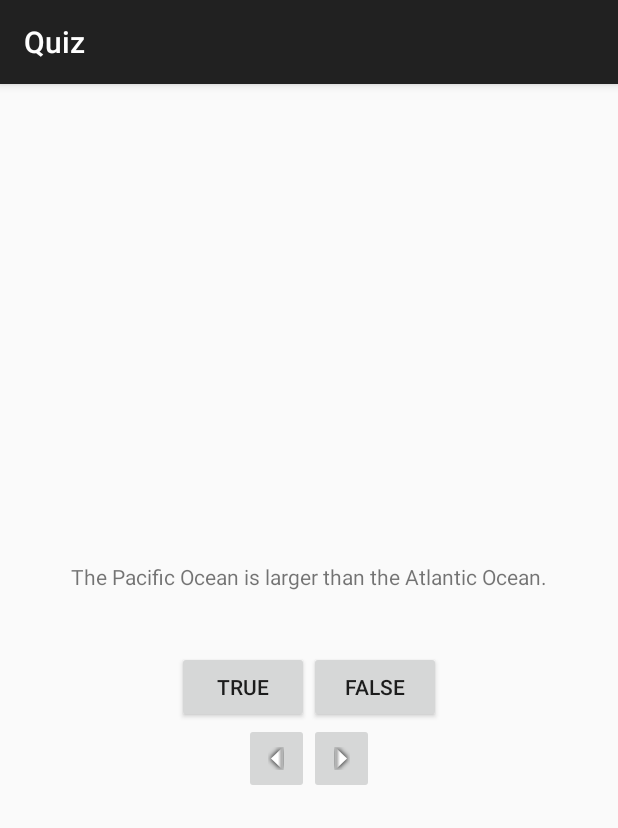
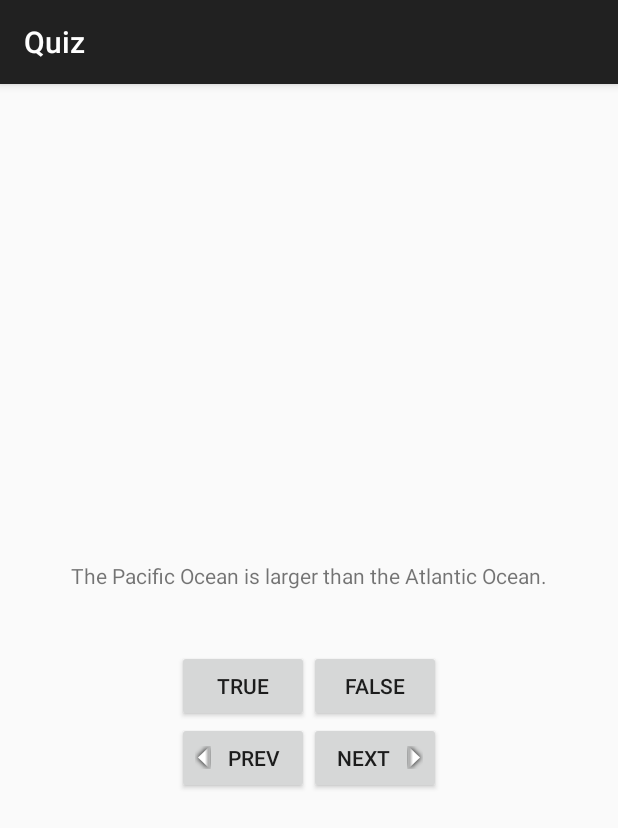
Before and after one commit to acprimer/Android-The-Big-Nerd-Ranch-Guide, an Android app: the QuizActivity screen opened directly, with no data from a screen before it, on a phone screen of 412 x 824 dp. Shown: the top 828 px of the screen. Run offline under Robolectric (Android 15) with nearby library versions, the phone set to English and light mode, and no system bars.

Commit message:
Chapter 4

```diff
--- a/app/src/main/java/cn/edu/buaa/yaodh/android_the_big_nerd_ranch_guide/geo_quiz/QuizActivity.java
+++ b/app/src/main/java/cn/edu/buaa/yaodh/android_the_big_nerd_ranch_guide/geo_quiz/QuizActivity.java
@@ -5,7 +5,6 @@ import android.support.v7.app.ActionBarActivity;
 import android.util.Log;
 import android.view.View;
 import android.widget.Button;
-import android.widget.ImageButton;
 import android.widget.TextView;
 import android.widget.Toast;
 
@@ -13,11 +12,12 @@ import cn.edu.buaa.yaodh.android_the_big_nerd_ranch_guide.R;
 
 public class QuizActivity extends ActionBarActivity {
     private static final String TAG = "QuizActivity";
+    private static final String KEY_INDEX = "index";
 
     private Button mTrueButton;
     private Button mFalseButton;
-    private ImageButton mPrevButton;
-    private ImageButton mNextButton;
+    private Button mPrevButton;
+    private Button mNextButton;
     private TextView mQuestTextView;
 
     private TrueFalse[] mQuestionBank = new TrueFalse[]{
@@ -36,6 +36,9 @@ public class QuizActivity extends ActionBarActivity {
         setContentView(R.layout.activity_quiz);
 
         mQuestTextView = (TextView) findViewById(R.id.quest_text_view);
+        if (savedInstanceState != null) {
+            mCurrentIndex = savedInstanceState.getInt(KEY_INDEX, 0);
+        }
         updateQuestion();
         mQuestTextView.setOnClickListener(new View.OnClickListener() {
             @Override
@@ -61,7 +64,7 @@ public class QuizActivity extends ActionBarActivity {
             }
         });
 
-        mPrevButton = (ImageButton) findViewById(R.id.btn_prev);
+        mPrevButton = (Button) findViewById(R.id.btn_prev);
         mPrevButton.setOnClickListener(new View.OnClickListener() {
             @Override
             public void onClick(View v) {
@@ -70,7 +73,7 @@ public class QuizActivity extends ActionBarActivity {
             }
         });
 
-        mNextButton = (ImageButton) findViewById(R.id.btn_next);
+        mNextButton = (Button) findViewById(R.id.btn_next);
         mNextButton.setOnClickListener(new View.OnClickListener() {
             @Override
             public void onClick(View v) {
@@ -78,6 +81,13 @@ public class QuizActivity extends ActionBarActivity {
                 updateQuestion();
             }
         });
+    }
+
+    @Override
+    public void onSaveInstanceState(Bundle outState) {
+        super.onSaveInstanceState(outState);
+        Log.d(TAG, "onSaveInstanceState");
+        outState.putInt(KEY_INDEX, mCurrentIndex);
     }
 
     private void updateQuestion() {
--- /dev/null
+++ b/app/src/main/res/layout-land/activity_quiz.xml
@@ -0,0 +1,45 @@
+<FrameLayout xmlns:android="http://schemas.android.com/apk/res/android"
+    android:layout_width="match_parent"
+    android:layout_height="match_parent">
+
+    <TextView
+        android:id="@+id/quest_text_view"
+        android:layout_width="wrap_content"
+        android:layout_height="wrap_content"
+        android:minLines="2"
+        android:layout_gravity="center_horizontal"
+        android:padding="24dp" />
+
+    <LinearLayout
+        android:layout_width="wrap_content"
+        android:layout_height="wrap_content"
+        android:layout_gravity="center_vertical|center_horizontal"
+        android:orientation="horizontal">
+        <Button
+            android:id="@+id/btn_true"
+            android:layout_width="wrap_content"
+            android:layout_height="wrap_content"
+            android:text="@string/true_button"/>
+        <Button
+            android:id="@+id/btn_false"
+            android:layout_width="wrap_content"
+            android:layout_height="wrap_content"
+            android:text="@string/false_button"/>
+        </LinearLayout>
+    <Button
+        android:id="@+id/btn_prev"
+        android:layout_width="wrap_content"
+        android:layout_height="wrap_content"
+        android:text="@string/prev_button"
+        android:drawableLeft="@drawable/arrow_left"
+        android:drawablePadding="4dp"
+        android:layout_gravity="bottom|left" />
+    <Button
+        android:id="@+id/btn_next"
+        android:layout_width="wrap_content"
+        android:layout_height="wrap_content"
+        android:text="@string/next_button"
+        android:drawableRight="@drawable/arrow_right"
+        android:drawablePadding="4dp"
+        android:layout_gravity="bottom|right" />
+</FrameLayout>
--- a/app/src/main/res/layout/activity_quiz.xml
+++ b/app/src/main/res/layout/activity_quiz.xml
@@ -30,17 +30,21 @@
         android:layout_width="wrap_content"
         android:layout_height="wrap_content"
         android:orientation="horizontal">
-        <ImageButton
+        <Button
             android:id="@+id/btn_prev"
             android:layout_width="wrap_content"
             android:layout_height="wrap_content"
-            android:src="@drawable/arrow_left"
-            android:padding="16dp"/>
-        <ImageButton
+            android:text="@string/prev_button"
+            android:drawableLeft="@drawable/arrow_left"
+            android:drawablePadding="4dp"
+            android:layout_gravity="bottom|left" />
+        <Button
             android:id="@+id/btn_next"
             android:layout_width="wrap_content"
             android:layout_height="wrap_content"
-            android:src="@drawable/arrow_right"
-            android:padding="16dp"/>
+            android:text="@string/next_button"
+            android:drawableRight="@drawable/arrow_right"
+            android:drawablePadding="4dp"
+            android:layout_gravity="bottom|right" />
         </LinearLayout>
 </LinearLayout>
--- a/app/src/main/res/values/strings.xml
+++ b/app/src/main/res/values/strings.xml
@@ -13,6 +13,8 @@
     <string name="false_button">False</string>
     <string name="correct_toast">Correct!</string>
     <string name="incorrect_toast">Incorrect!</string>
+    <string name="prev_button">Prev</string>
+    <string name="next_button">Next</string>
 
     <!--question description-->
     <string name="question_oceans">The Pacific Ocean is larger than the Atlantic Ocean.</string>
```
